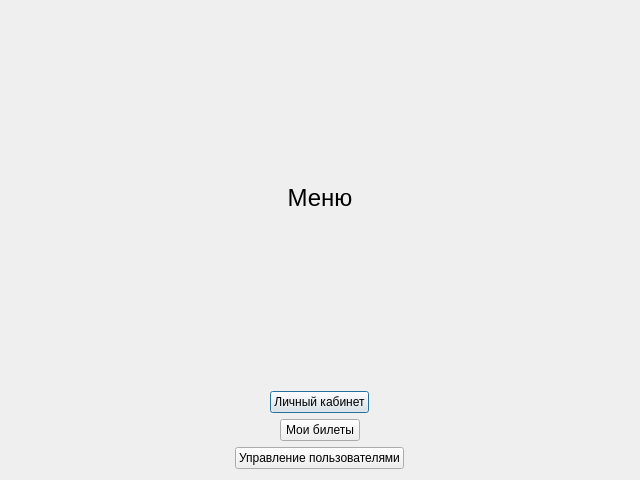
The window that menudialog.ui (BelousovAD/IS-Airport) describes before a commit, drawn with Qt 5.
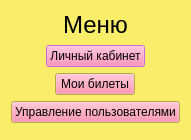
The same window after the commit.

The edit to the form file:
```diff
--- a/menudialog.ui
+++ b/menudialog.ui
@@ -6,10 +6,290 @@
    <rect>
     <x>0</x>
     <y>0</y>
-    <width>640</width>
-    <height>480</height>
+    <width>175</width>
+    <height>140</height>
    </rect>
   </property>
+  <property name="palette">
+   <palette>
+    <active>
+     <colorrole role="WindowText">
+      <brush brushstyle="SolidPattern">
+       <color alpha="255">
+        <red>0</red>
+        <green>0</green>
+        <blue>0</blue>
+       </color>
+      </brush>
+     </colorrole>
+     <colorrole role="Button">
+      <brush brushstyle="SolidPattern">
+       <color alpha="255">
+        <red>184</red>
+        <green>59</green>
+        <blue>94</blue>
+       </color>
+      </brush>
+     </colorrole>
+     <colorrole role="BrightText">
+      <brush brushstyle="SolidPattern">
+       <color alpha="255">
+        <red>255</red>
+        <green>255</green>
+        <blue>255</blue>
+       </color>
+      </brush>
+     </colorrole>
+     <colorrole role="Base">
+      <brush brushstyle="SolidPattern">
+       <color alpha="255">
+        <red>240</red>
+        <green>182</green>
+        <blue>116</blue>
+       </color>
+      </brush>
+     </colorrole>
+     <colorrole role="Window">
+      <brush brushstyle="SolidPattern">
+       <color alpha="255">
+        <red>249</red>
+        <green>237</green>
+        <blue>105</blue>
+       </color>
+      </brush>
+     </colorrole>
+     <colorrole role="Shadow">
+      <brush brushstyle="SolidPattern">
+       <color alpha="255">
+        <red>105</red>
+        <green>105</green>
+        <blue>105</blue>
+       </color>
+      </brush>
+     </colorrole>
+     <colorrole role="Highlight">
+      <brush brushstyle="SolidPattern">
+       <color alpha="255">
+        <red>106</red>
+        <green>44</green>
+        <blue>112</blue>
+       </color>
+      </brush>
+     </colorrole>
+     <colorrole role="HighlightedText">
+      <brush brushstyle="SolidPattern">
+       <color alpha="255">
+        <red>246</red>
+        <green>194</green>
+        <blue>255</blue>
+       </color>
+      </brush>
+     </colorrole>
+     <colorrole role="AlternateBase">
+      <brush brushstyle="SolidPattern">
+       <color alpha="255">
+        <red>236</red>
+        <green>177</green>
+        <blue>148</blue>
+       </color>
+      </brush>
+     </colorrole>
+     <colorrole role="ToolTipText">
+      <brush brushstyle="SolidPattern">
+       <color alpha="255">
+        <red>0</red>
+        <green>0</green>
+        <blue>0</blue>
+       </color>
+      </brush>
+     </colorrole>
+    </active>
+    <inactive>
+     <colorrole role="WindowText">
+      <brush brushstyle="SolidPattern">
+       <color alpha="255">
+        <red>0</red>
+        <green>0</green>
+        <blue>0</blue>
+       </color>
+      </brush>
+     </colorrole>
+     <colorrole role="Button">
+      <brush brushstyle="SolidPattern">
+       <color alpha="255">
+        <red>255</red>
+        <green>121</green>
+        <blue>157</blue>
+       </color>
+      </brush>
+     </colorrole>
+     <colorrole role="BrightText">
+      <brush brushstyle="SolidPattern">
+       <color alpha="255">
+        <red>255</red>
+        <green>255</green>
+        <blue>255</blue>
+       </color>
+      </brush>
+     </colorrole>
+     <colorrole role="Base">
+      <brush brushstyle="SolidPattern">
+       <color alpha="255">
+        <red>240</red>
+        <green>194</green>
+        <blue>173</blue>
+       </color>
+      </brush>
+     </colorrole>
+     <colorrole role="Window">
+      <brush brushstyle="SolidPattern">
+       <color alpha="255">
+        <red>249</red>
+        <green>237</green>
+        <blue>105</blue>
+       </color>
+      </brush>
+     </colorrole>
+     <colorrole role="Shadow">
+      <brush brushstyle="SolidPattern">
+       <color alpha="255">
+        <red>105</red>
+        <green>105</green>
+        <blue>105</blue>
+       </color>
+      </brush>
+     </colorrole>
+     <colorrole role="Highlight">
+      <brush brushstyle="SolidPattern">
+       <color alpha="255">
+        <red>240</red>
+        <green>100</green>
+        <blue>255</blue>
+       </color>
+      </brush>
+     </colorrole>
+     <colorrole role="HighlightedText">
+      <brush brushstyle="SolidPattern">
+       <color alpha="255">
+        <red>246</red>
+        <green>194</green>
+        <blue>255</blue>
+       </color>
+      </brush>
+     </colorrole>
+     <colorrole role="AlternateBase">
+      <brush brushstyle="SolidPattern">
+       <color alpha="255">
+        <red>236</red>
+        <green>225</green>
+        <blue>219</blue>
+       </color>
+      </brush>
+     </colorrole>
+     <colorrole role="ToolTipText">
+      <brush brushstyle="SolidPattern">
+       <color alpha="255">
+        <red>0</red>
+        <green>0</green>
+        <blue>0</blue>
+       </color>
+      </brush>
+     </colorrole>
+    </inactive>
+    <disabled>
+     <colorrole role="WindowText">
+      <brush brushstyle="SolidPattern">
+       <color alpha="255">
+        <red>120</red>
+        <green>120</green>
+        <blue>120</blue>
+       </color>
+      </brush>
+     </colorrole>
+     <colorrole role="Button">
+      <brush brushstyle="SolidPattern">
+       <color alpha="255">
+        <red>250</red>
+        <green>209</green>
+        <blue>126</blue>
+       </color>
+      </brush>
+     </colorrole>
+     <colorrole role="BrightText">
+      <brush brushstyle="SolidPattern">
+       <color alpha="255">
+        <red>255</red>
+        <green>255</green>
+        <blue>255</blue>
+       </color>
+      </brush>
+     </colorrole>
+     <colorrole role="Base">
+      <brush brushstyle="SolidPattern">
+       <color alpha="255">
+        <red>255</red>
+        <green>213</green>
+        <blue>129</blue>
+       </color>
+      </brush>
+     </colorrole>
+     <colorrole role="Window">
+      <brush brushstyle="SolidPattern">
+       <color alpha="255">
+        <red>247</red>
+        <green>235</green>
+        <blue>104</blue>
+       </color>
+      </brush>
+     </colorrole>
+     <colorrole role="Shadow">
+      <brush brushstyle="SolidPattern">
+       <color alpha="255">
+        <red>0</red>
+        <green>0</green>
+        <blue>0</blue>
+       </color>
+      </brush>
+     </colorrole>
+     <colorrole role="Highlight">
+      <brush brushstyle="SolidPattern">
+       <color alpha="255">
+        <red>255</red>
+        <green>163</green>
+        <blue>51</blue>
+       </color>
+      </brush>
+     </colorrole>
+     <colorrole role="HighlightedText">
+      <brush brushstyle="SolidPattern">
+       <color alpha="255">
+        <red>120</red>
+        <green>120</green>
+        <blue>120</blue>
+       </color>
+      </brush>
+     </colorrole>
+     <colorrole role="AlternateBase">
+      <brush brushstyle="SolidPattern">
+       <color alpha="255">
+        <red>255</red>
+        <green>227</green>
+        <blue>183</blue>
+       </color>
+      </brush>
+     </colorrole>
+     <colorrole role="ToolTipText">
+      <brush brushstyle="SolidPattern">
+       <color alpha="255">
+        <red>0</red>
+        <green>0</green>
+        <blue>0</blue>
+       </color>
+      </brush>
+     </colorrole>
+    </disabled>
+   </palette>
+  </property>
   <property name="windowTitle">
    <string>Dialog</string>
   </property>
@@ -80,6 +360,19 @@
      </item>
     </layout>
    </item>
+   <item>
+    <spacer name="verticalSpacer">
+     <property name="orientation">
+      <enum>Qt::Vertical</enum>
+     </property>
+     <property name="sizeHint" stdset="0">
+      <size>
+       <width>20</width>
+       <height>40</height>
+      </size>
+     </property>
+    </spacer>
+   </item>
   </layout>
  </widget>
  <resources/>
```
